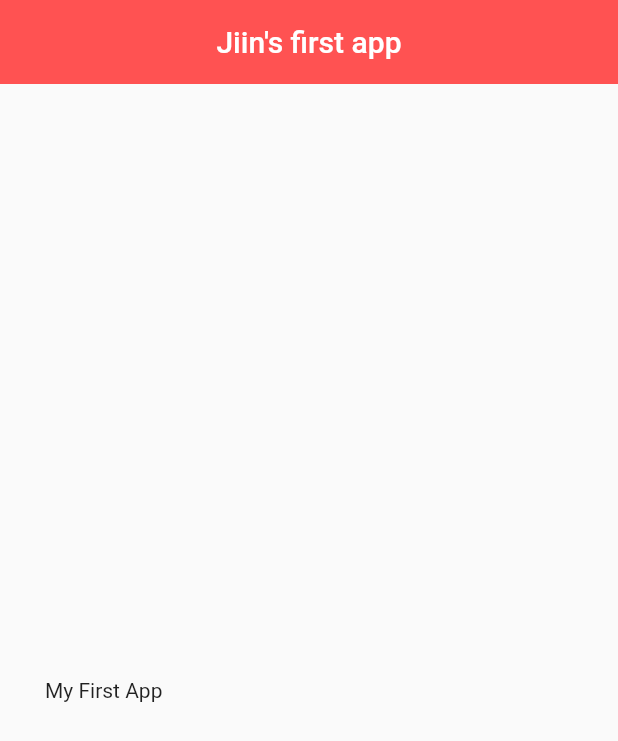
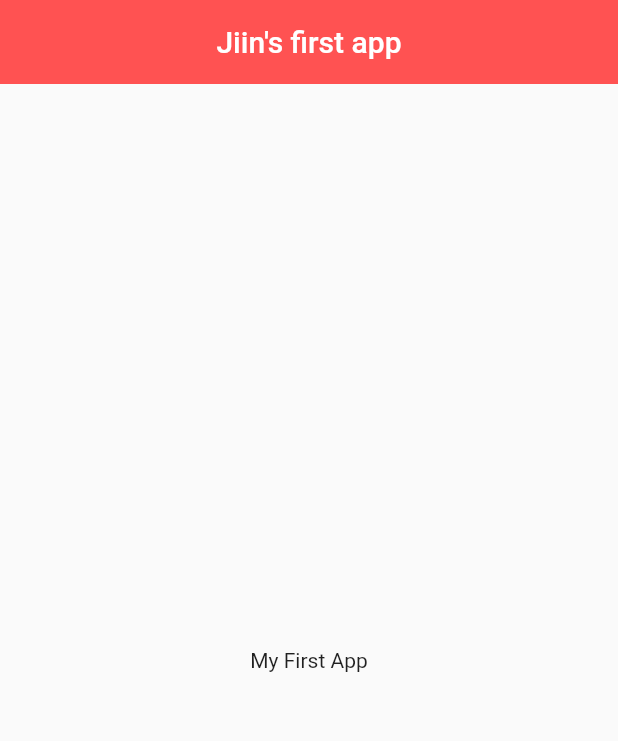
Before and after one commit to songhee-cho/Adobby-FlutterStudy, a Flutter app: the screen it shows after launch, on a phone screen of 412 x 824 dp. Shown: the top 741 px of the screen. Run offline on Flutter 3.47's test engine with Material 2 defaults, Android fonts, the phone set to English and light mode, and no system bars.

Commit message:
[Week2] Update build/body widget - center 배치

```diff
--- a/Jiin/first_flutter_study/lib/main.dart
+++ b/Jiin/first_flutter_study/lib/main.dart
@@ -35,11 +35,11 @@ class MyHomePage extends StatelessWidget {
         backgroundColor: Colors.redAccent,
         elevation: 0.0, //appBar가 뜨는 정도 설정 - 0.0은 화면에 딱 붙어서 나오게 함
       ),
-      body: Padding(
-        padding:
-            EdgeInsets.fromLTRB(30.0, 40.0, 0.0, 0.0), //화면에 올릴 위젯에 대한 여백 공간 설정
+      body: Center(
+        //widget 가로축의 정중앙 배치
         child: Column(
-          mainAxisAlignment: MainAxisAlignment.center, //위젯을 세로축으로 상,중,하단 배치
+          mainAxisAlignment: MainAxisAlignment
+              .center, //위젯을 세로축으로 상,중,하단 배치 - center이므로 세로축 가운데에 배치
           children: <Widget>[
             Text("My First App"),
           ],
```
